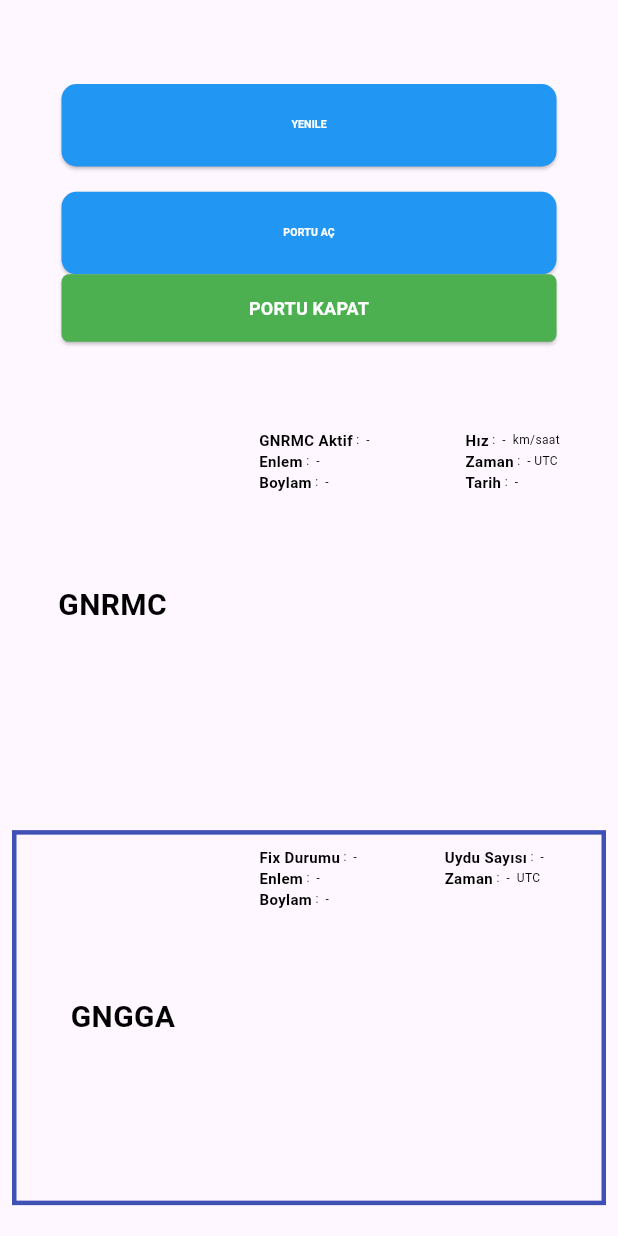
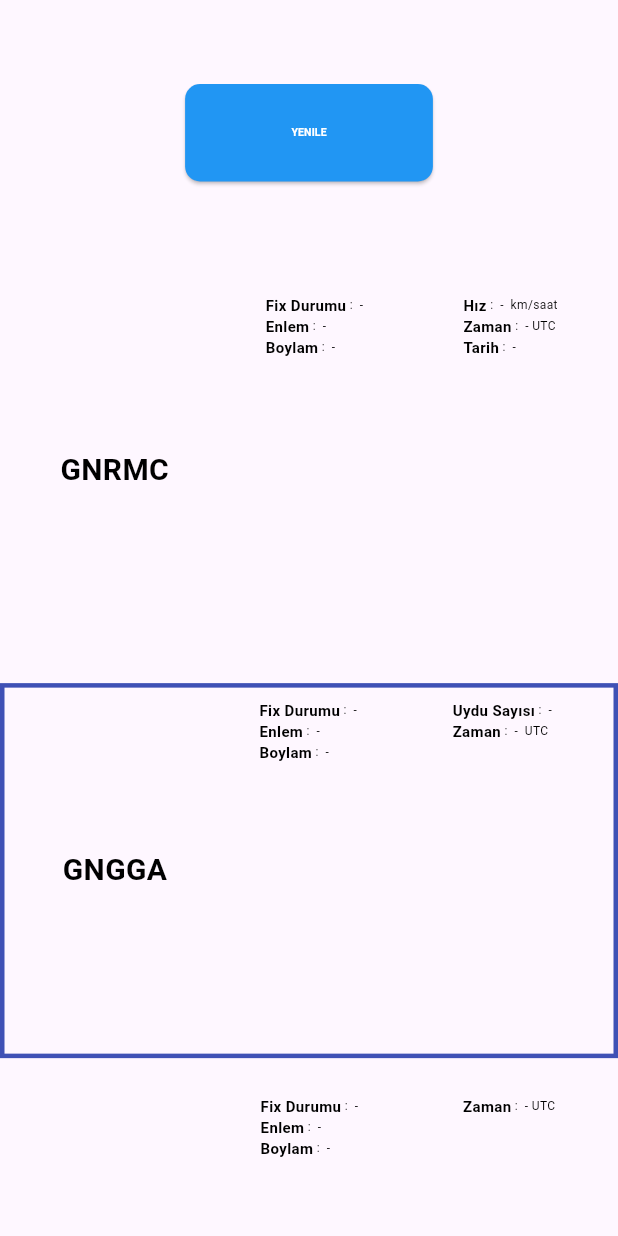
Before and after one commit to ufuk-34/gep_module_test, a Flutter app: the screen it shows after launch, on a phone screen of 412 x 824 dp. Run offline on Flutter 3.47's test engine with Material 3 defaults, Android fonts, the phone set to English and light mode, and no system bars; our stand-ins replace flutter_screenutil, get, wakelock; missing offline and left inert: libserialport.

Commit message:
v1 (1.0.0)

```diff
--- a/lib/element/butonlar_widget.dart
+++ b/lib/element/butonlar_widget.dart
@@ -6,7 +6,7 @@ import '../../helper/app_config.dart';
 import 'custom_text.dart';
 
 Padding maviButton(BuildContext context,
-    {text, onPressed, genislikYuzdesi = 80.0, heightt = 55.0}) {
+    {text, onPressed, genislikYuzdesi = 40.0, heightt = 65.0}) {
   return Padding(
     padding: EdgeInsets.only(top: 0),
     child: Container(
--- a/lib/helper/constant.dart
+++ b/lib/helper/constant.dart
@@ -6,6 +6,7 @@ import 'package:flutter_screenutil/flutter_screenutil.dart';
 ///  Width
 const Widget emptyWidget = SizedBox();
 Widget widthSpace5 = SizedBox(width: 5.h);
+
 Widget widthSpace10 = SizedBox(width: 10.h);
 Widget widthSpace15 = SizedBox(width: 15.h);
 Widget widthSpace20 = SizedBox(width: 20.h);
--- a/lib/helper/page_gngga.dart
+++ b/lib/helper/page_gngga.dart
@@ -13,8 +13,6 @@ class GNGGAParser extends StatelessWidget {
     Map<String, String> parsedData = parseGNGGA(gnggaSentence.value);
 
     return Center(
-      child: Padding(
-        padding: const EdgeInsets.all(8.0),
       child: Container(
         decoration:
             BoxDecoration(border: Border.all(color: Colors.indigo, width: 3)),
@@ -53,7 +51,6 @@ class GNGGAParser extends StatelessWidget {
           ),
         ),
       ),
-      ),
     );
   }
 
@@ -73,10 +70,10 @@ class GNGGAParser extends StatelessWidget {
     } else {
       // Verileri çıkarın
       String time = parseTime(parts[1]);
-      String latitude = parseLatitudeLongitude(parts[2], parts[3]);
-      String longitude = parseLatitudeLongitude(parts[4], parts[5]);
+      String latitude =  parts[2];
+      String longitude = parts[4];
       String altitude = parts[9]; // Yükseklik
-      String fixQuality = parts[6] == '1' ? 'GPS Fix Mevcut' : 'GPS Fix Yok';
+      String fixQuality = parts[6] == '1' ? 'AKTİF' : 'GPS Fix Yok';
       String numSats = parts[7]; // Uydu sayısı
 
       return {
--- a/lib/helper/page_gngll.dart
+++ b/lib/helper/page_gngll.dart
@@ -63,8 +63,8 @@ class GNGLLParser extends StatelessWidget {
     } else {
 
       // Verileri çıkarın
-      String latitude = parseLatitudeLongitude(parts[1], parts[2]);
-      String longitude = parseLatitudeLongitude(parts[3], parts[4]);
+      String latitude = parts[1];
+      String longitude =parts[3];
       String time = parseTime(parts[5]);
       String status = parts[6] == 'A' ? 'Aktif' : 'Geçersiz';
 
--- a/lib/helper/parse_gnrmc.dart
+++ b/lib/helper/parse_gnrmc.dart
@@ -45,7 +45,7 @@ class GNRMCParser extends StatelessWidget {
                 mainAxisAlignment: MainAxisAlignment.start,
                 crossAxisAlignment: CrossAxisAlignment.start,
                 children: [
-                  item("GNRMC Aktif", parsedData['active'].toString()),
+                  item("Fix Durumu", parsedData['active'].toString()),
                   item("Enlem", parsedData['latitude'].toString()),
                   item("Boylam", parsedData['longitude'].toString()),
                 ],
@@ -85,13 +85,13 @@ class GNRMCParser extends StatelessWidget {
       // Verileri çıkarın
       String time = parseTime(parts[1]);
       bool isActive = parts[2] == 'A';
-      String latitude = parseLatitudeLongitude(parts[3], parts[4]);
-      String longitude = parseLatitudeLongitude(parts[5], parts[6]);
+      String latitude =  parts[3];
+      String longitude =  parts[5];
       String speed = parts[7];
       String date = parseDate(parts[9]);
 
       return {
-        'active': isActive ? 'Evet' : 'Hayır',
+        'active': isActive ? 'Aktif' : 'Aktif',
         'latitude': latitude,
         'longitude': longitude,
         'speed': speed,
@@ -121,10 +121,14 @@ class GNRMCParser extends StatelessWidget {
   String parseLatitudeLongitude(String value, String direction) {
     if (value.isEmpty) return ' - ';
 
-    double degrees = double.parse(value.substring(0, 2));
-    double minutes = double.parse(value.substring(2));
+    // Değerin dereceler ve dakikalar kısmını ayırın
+    double degrees = double.parse(value.substring(0, value.length - 2)); // ilk iki haneli dereceler
+    double minutes = double.parse(value.substring(value.length - 2)); // son iki haneli dakikalar
+
+    // Dereceler ve dakikalar toplamı
     double result = degrees + (minutes / 60);
 
+    // Yönü kontrol edin
     if (direction == 'S' || direction == 'W') {
       result *= -1;
     }
--- a/lib/pages/page_home.dart
+++ b/lib/pages/page_home.dart
@@ -1,3 +1,5 @@
+import 'dart:async';
+
 import 'package:flutter/material.dart';
 import 'package:get/get.dart';
 import 'package:gps_module_test/helper/constant.dart';
@@ -22,6 +24,7 @@ class _PageHomeState extends State<PageHome> {
   List<String> parts = [];
   final port = SerialPort("/dev/ttyS4");
   RxBool gecici = true.obs;
+  late Timer _timer;
 
   void oku() async {
     if (!port.openReadWrite()) {
@@ -65,11 +68,15 @@ class _PageHomeState extends State<PageHome> {
   void initState() {
     oku();
     super.initState();
+    _timer = Timer.periodic(Duration(seconds: 1), (timer) {
+      setState(() {});
+    });
   }
 
   @override
   void dispose() {
     port.close(); // Portu kapatır.
+    _timer.cancel(); // Timer'ı kapat
     super.dispose();
   }
 
@@ -91,13 +98,13 @@ class _PageHomeState extends State<PageHome> {
                       setState(() {});
                     }),
                     heightSpace15,
-                    maviButton(context, text: "PORTU AÇ", onPressed: () {
-                      port.close();
-                      oku();
-                    }),
-                    yesilButton(context, text: "PORTU KAPAT", onPressed: () {
-                      port.close();
-                    }),
+                    // maviButton(context, text: "PORTU AÇ", onPressed: () {
+                    //   port.close();
+                    //   oku();
+                    // }),
+                    // yesilButton(context, text: "PORTU KAPAT", onPressed: () {
+                    //   port.close();
+                    // }),
 
                     heightSpace45,
                     GNRMCParser(),
```
Lines whose indentation alone changed are shown as unchanged.
